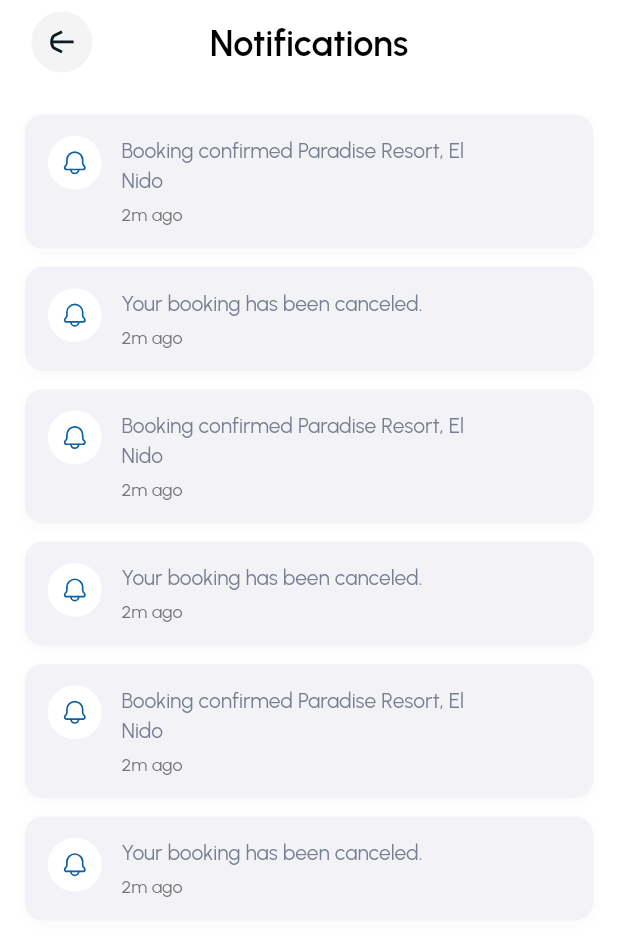
After one commit to manushah77/rezorent_app, a Flutter app: the NotificationsView screen opened by its route, on a phone screen of 412 x 824 dp. The commit adds this screen. Shown: the top 936 px of the screen. Run offline on Flutter 3.47's test engine with Material 3 defaults, Android fonts, the phone set to English and light mode, and no system bars; our stand-ins replace cached_network_image, connectivity_plus, device_preview, dio, dropdown_button2, firebase_core and 15 more; missing offline and left inert: flutter_swipe_button; accounts and stored records are empty; key blocks and very long unbroken strings in the code were emptied for the run.

Commit message:
04-Sep-25 -Notification view, info sheet, payment canceled dialog.

```diff
--- a/lib/app/config/app_assets.dart
+++ b/lib/app/config/app_assets.dart
@@ -21,6 +21,7 @@ class AppAssets {
   static const String deleteIcon = '$imagesPath/ic_delete.png';
   static const String termsIcon = '$imagesPath/ic_terms_condition.png';
   static const String deleteAccountIcon = '$imagesPath/delete_account_icon.png';
+  static const String icPaymentCanceled = '$imagesPath/payment_canceled.png';
 
 
   // Svgs Path
@@ -41,5 +42,6 @@ class AppAssets {
   static const String closeIcon = '$svgsPath/close_icon.svg';
   static const String homeIndicatorIcon = '$svgsPath/home_indicator_icon.svg';
   static const String notificationIcon = '$svgsPath/notification_icon.svg';
+  static const String icNotification = '$svgsPath/ic_notification.svg';
 
 }
--- a/lib/app/config/app_routes.dart
+++ b/lib/app/config/app_routes.dart
@@ -9,6 +9,7 @@ import 'package:rezorent_app/app/mvvm/views/delete_account_view/delete_account_v
 import 'package:rezorent_app/app/mvvm/views/edit_profile_view/edit_profile_view.dart';
 import 'package:rezorent_app/app/mvvm/views/forgot_pass_view/forgot_pass_view.dart';
 import 'package:rezorent_app/app/mvvm/views/login_view/login_view.dart';
+import 'package:rezorent_app/app/mvvm/views/notification_view/notification_view.dart';
 import 'package:rezorent_app/app/mvvm/views/sign_up_view/sign_up_view.dart';
 import 'package:rezorent_app/app/mvvm/views/splash_views/splash_view.dart';
 
@@ -32,6 +33,7 @@ abstract class AppRoutes {
   static const aboutUsView = '/aboutUsView';
   static const privacyPolicyView = '/privacyPolicyView';
   static const termsAndConditionView = '/termsAndConditionView';
+  static const notificationView = '/notificationView';
 }
 
 abstract class AppPages {
@@ -109,6 +111,14 @@ abstract class AppPages {
       }),
     ),
     GetPage(
+      name: AppRoutes.notificationView,
+      page: () => NotificationsView(),
+      binding: BindingsBuilder(() {
+        // Get.lazyPut<SignUpController>(() => SignUpController());
+      }),
+    ),
+
+    GetPage(
       name: AppRoutes.bottomBarView,
       page: () => BottomBarView(),
       binding: BindingsBuilder(() {
--- a/lib/app/config/app_strings.dart
+++ b/lib/app/config/app_strings.dart
@@ -4,5 +4,5 @@ abstract class AppStrings {
 
   static const String tagLineText = "Tag line here";
   static const String loremIpsumText = "dolor sit amet consectetur. Quam bibendum sit nec egestas facilisis molestie nisi sit sed. Lobortis neque neque amet facilisis sapien velit sed id suspendisse. Sed ac porta pellentesque magna. Varius nisl aliquet mauris tempor amet in. dolor sit amet consectetur. Quam bibendum sit nec egestas facilisis molestie nisi sit sed. Lobortis neque neque amet facilisis sapien velit sed id suspendisse. Sed ac porta pellentesque magna. Varius nisl aliquet mauris tempor amet in.";
-
+  static const String infoText = "After your booking is confirmed, if you need to cancel, simply get in touch with the dealer. They'll work with you to find a solution that aligns with their company policies.After your booking is confirmed, if you need to cancel, simply get in touch with the dealer. They'll work with you to find a solution that aligns with their company policies.After your booking is confirmed, if you need to cancel, simply get in touch with the dealer. They'll work with you to find a solution that aligns with their company policies.";
 }
--- /dev/null
+++ b/lib/app/mvvm/views/notification_view/notification_view.dart
@@ -0,0 +1,117 @@
+import 'package:flutter/material.dart';
+import 'package:flutter_screenutil/flutter_screenutil.dart';
+import 'package:flutter_svg/flutter_svg.dart';
+import 'package:get/get.dart';
+import 'package:rezorent_app/app/config/padding_extensions.dart';
+import 'package:rezorent_app/app/custom_widgets/sizedbox_extension.dart';
+
+import '../../../config/app_assets.dart';
+import '../../../config/app_colors.dart';
+import '../../../config/app_text_style.dart';
+import '../../../custom_widgets/custom_app_bar.dart';
+
+class NotificationsView extends StatefulWidget {
+  const NotificationsView({super.key});
+
+  @override
+  State<NotificationsView> createState() => _NotificationsViewState();
+}
+
+class _NotificationsViewState extends State<NotificationsView> {
+  final List<NotificationItem> notifications = [
+    NotificationItem(message: "Booking confirmed Paradise Resort, El\nNido", date: "2m ago", isRead: false),
+    NotificationItem(message: "Your booking has been canceled.", date: "2m ago", isRead: false),
+    NotificationItem(message: "Booking confirmed Paradise Resort, El\nNido", date: "2m ago", isRead: false),
+    NotificationItem(message: "Your booking has been canceled.", date: "2m ago", isRead: false),
+    NotificationItem(message: "Booking confirmed Paradise Resort, El\nNido", date: "2m ago", isRead: false),
+    NotificationItem(message: "Your booking has been canceled.", date: "2m ago", isRead: false),
+  ];
+
+  @override
+  Widget build(BuildContext context) {
+    return Scaffold(
+      appBar: CustomAppBar(title: "Notifications", backgroundColor: Colors.white),
+      backgroundColor: AppColors.white,
+      body: ListView.builder(
+        physics: BouncingScrollPhysics(),
+        padding: EdgeInsets.zero,
+        itemCount: notifications.length,
+        itemBuilder: (context, index) {
+          return NotificationCard(notification: notifications[index]);
+        },
+      ).paddingTop(20.h).paddingHorizontal(15.w),
+    );
+  }
+}
+
+class NotificationItem {
+  final String message;
+  final String date;
+  final bool isRead;
+
+  NotificationItem({required this.message, required this.date, required this.isRead});
+}
+
+class NotificationCard extends StatelessWidget {
+  final NotificationItem notification;
+
+  const NotificationCard({super.key, required this.notification});
+
+  @override
+  Widget build(BuildContext context) {
+    return Container(
+      margin: EdgeInsets.only(bottom: 12.h),
+      decoration: BoxDecoration(
+        color: AppColors.scaffoldBgColor,
+        borderRadius: BorderRadius.circular(12.r),
+        boxShadow: [
+          BoxShadow(
+            color: Colors.black.withOpacity(0.02),
+            blurRadius: 6,
+            offset: Offset(0, 3),
+          ),
+        ],
+      ),
+      child: Padding(
+        padding: EdgeInsets.fromLTRB(14.w, 6.h, 14.w, 14.h),
+        child: Row(
+          crossAxisAlignment: CrossAxisAlignment.start,
+          children: [
+            /// Notification Icon
+            SvgPicture.asset(
+              AppAssets.icNotification,
+            ),
+            12.w.width,
+
+            /// Message + Time
+            Expanded(
+              child: Column(
+                crossAxisAlignment: CrossAxisAlignment.start,
+                children: [
+                  /// Message
+                  Text(
+                    notification.message,
+                    style: AppTextStyles.customText14(
+                      color: AppColors.textLightBlack,
+                      fontWeight: FontWeight.w400,
+                      height: 1.4,
+                    ),
+                  ),
+                  4.height,
+
+                  /// Time
+                  Text(
+                    notification.date,
+                    style: AppTextStyles.customText12(
+                      color: Colors.grey.shade600,
+                    ),
+                  ),
+                ],
+              ),
+            ),
+          ],
+        ).paddingTop(8.h),
+      ),
+    );
+  }
+}
```
Also changed, not shown: lib/app/custom_widgets/custom_dialogs/payment_canceled_dialog.dart (added, +69 -0 lines), lib/app/custom_widgets/custom_sheets/info_sheet.dart (added, +67 -0 lines), assets/images/payment_canceled.png (added), assets/svgs/ic_notification.svg (added), pubspec.lock.
